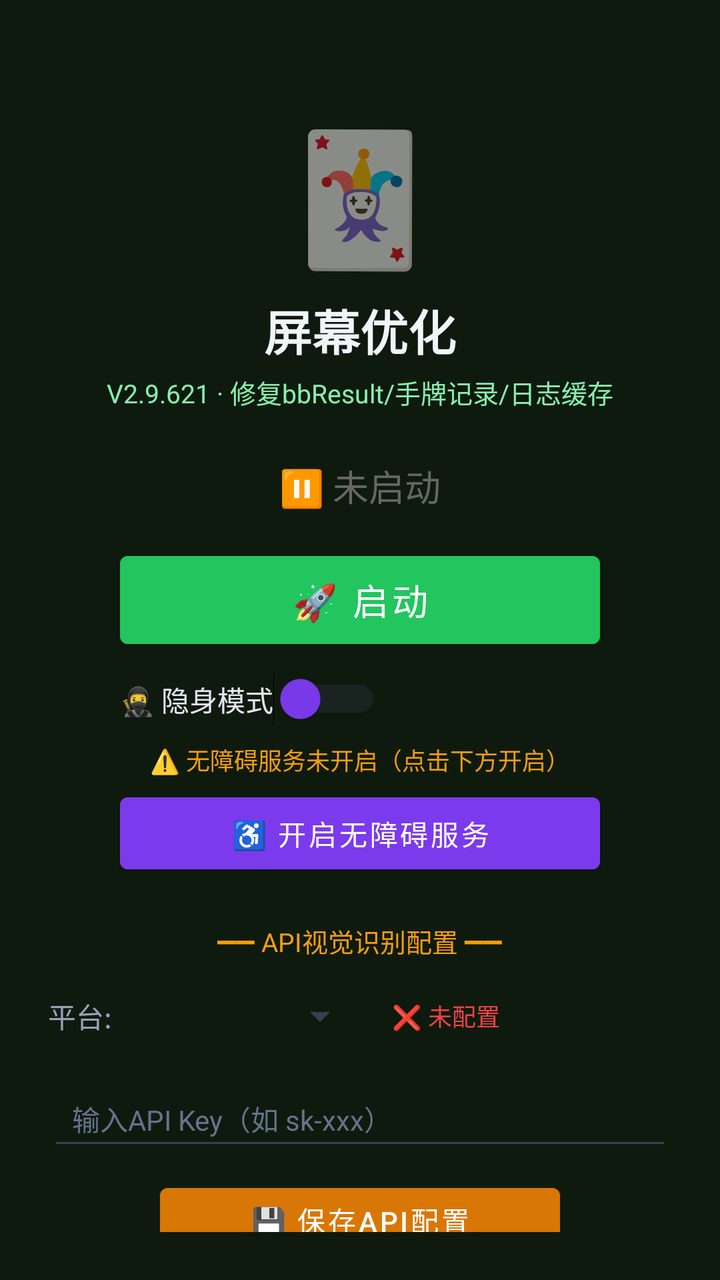
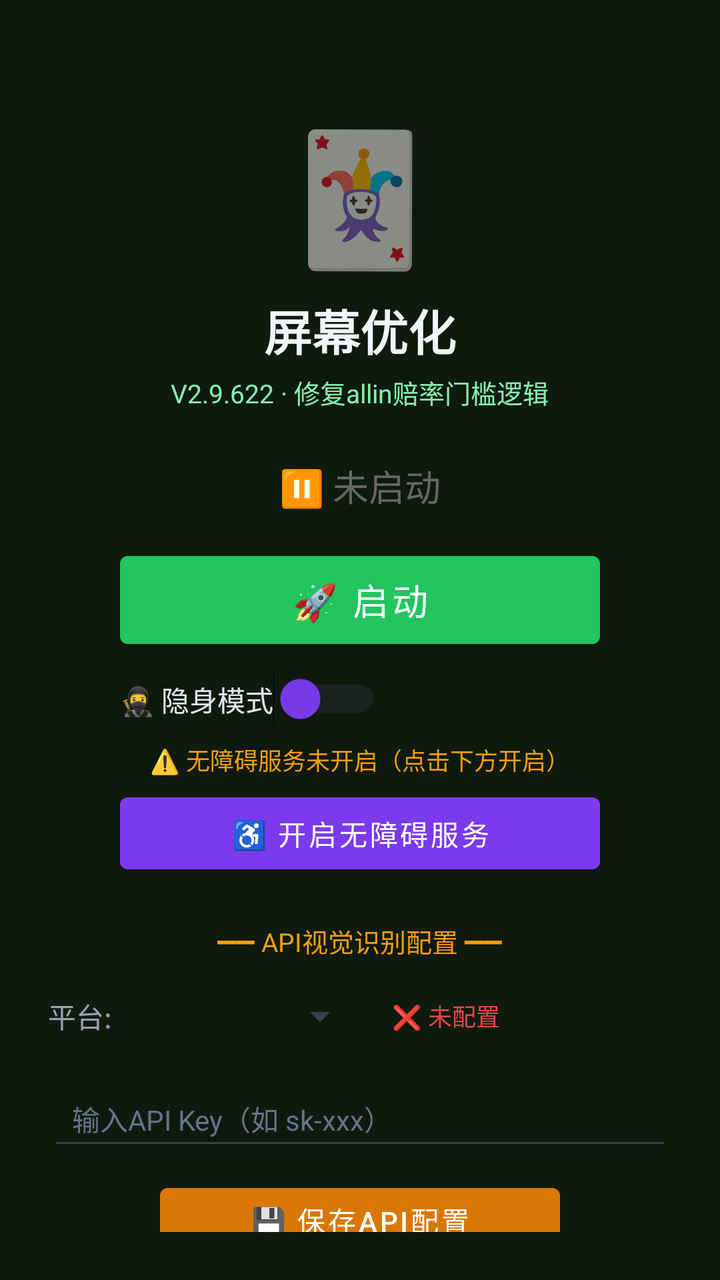

The first picture is an Android layout as it rendered before a commit; the second is the same layout after the commit. The layout source and the unified diff follow.
<!-- AndroidManifest.xml: activity theme Theme.MjScreenshot -->
<!-- res/layout/activity_main.xml -->
<?xml version="1.0" encoding="utf-8"?>
<LinearLayout xmlns:android="http://schemas.android.com/apk/res/android"
    android:layout_width="match_parent"
    android:layout_height="match_parent"
    android:orientation="vertical"
    android:background="#0f1a0f"
    android:padding="24dp"
    android:gravity="center_horizontal">

    <TextView
        android:layout_width="wrap_content"
        android:layout_height="wrap_content"
        android:text="🃏"
        android:textSize="64sp"
        android:layout_marginTop="30dp" />

    <TextView
        android:layout_width="wrap_content"
        android:layout_height="wrap_content"
        android:text="屏幕优化"
        android:textSize="24sp"
        android:textColor="#f1f5f9"
        android:textStyle="bold"
        android:layout_marginTop="8dp" />

    <TextView
        android:layout_width="wrap_content"
        android:layout_height="wrap_content"
        android:text="V2.9.621 · 修复bbResult/手牌记录/日志缓存"
        android:textSize="13sp"
        android:textColor="#86efac"
        android:layout_marginTop="4dp" />

    <TextView
        android:id="@+id/tvStatus"
        android:layout_width="wrap_content"
        android:layout_height="wrap_content"
        android:text="⏸ 未启动"
        android:textSize="18sp"
        android:textColor="#666666"
        android:layout_marginTop="24dp" />

    <Button
        android:id="@+id/btnStart"
        android:layout_width="240dp"
        android:layout_height="56dp"
        android:text="🚀 启动"
        android:textSize="18sp"
        android:textColor="#ffffff"
        android:backgroundTint="#22c55e"
        android:layout_marginTop="16dp" />

    <Button
        android:id="@+id/btnHelper"
        android:layout_width="240dp"
        android:layout_height="56dp"
        android:text="🃏 打开智囊"
        android:textSize="16sp"
        android:textColor="#ffffff"
        android:backgroundTint="#16a34a"
        android:layout_marginTop="12dp"
        android:visibility="gone" />

    
    <LinearLayout
        android:layout_width="240dp"
        android:layout_height="wrap_content"
        android:orientation="horizontal"
        android:gravity="center_vertical"
        android:layout_marginTop="8dp">

        <Switch
            android:id="@+id/switchStealth"
            android:layout_width="wrap_content"
            android:layout_height="wrap_content"
            android:text="🥷 隐身模式"
            android:textColor="#e2e8f0"
            android:textSize="14sp"
            android:thumbTint="#7c3aed"
            android:trackTint="#374151" />
    </LinearLayout>

    <TextView
        android:id="@+id/tvAccessibilityStatus"
        android:layout_width="wrap_content"
        android:layout_height="wrap_content"
        android:text="⚠️ 无障碍服务未开启（点击下方开启）"
        android:textSize="12sp"
        android:textColor="#f59e0b"
        android:layout_marginTop="8dp"
        android:gravity="center" />

    <Button
        android:id="@+id/btnAccessibility"
        android:layout_width="240dp"
        android:layout_height="48dp"
        android:text="♿ 开启无障碍服务"
        android:textSize="14sp"
        android:textColor="#ffffff"
        android:backgroundTint="#7c3aed"
        android:layout_marginTop="4dp" />

    <TextView
        android:layout_width="wrap_content"
        android:layout_height="wrap_content"
        android:text="━━ API视觉识别配置 ━━"
        android:textSize="13sp"
        android:textColor="#f59e0b"
        android:layout_marginTop="20dp" />

    <LinearLayout
        android:layout_width="match_parent"
        android:layout_height="wrap_content"
        android:orientation="horizontal"
        android:layout_marginTop="8dp"
        android:gravity="center_vertical">

        <TextView
            android:layout_width="wrap_content"
            android:layout_height="wrap_content"
            android:text="平台:"
            android:textSize="14sp"
            android:textColor="#94a3b8" />

        <Spinner
            android:id="@+id/spinnerProvider"
            android:layout_width="120dp"
            android:layout_height="40dp"
            android:layout_marginStart="8dp"
            android:backgroundTint="#374151" />

        <TextView
            android:id="@+id/tvApiStatus"
            android:layout_width="wrap_content"
            android:layout_height="wrap_content"
            android:text="❌ 未配置"
            android:textSize="12sp"
            android:textColor="#ef4444"
            android:layout_marginStart="12dp" />
    </LinearLayout>

    <EditText
        android:id="@+id/etApiKey"
        android:layout_width="match_parent"
        android:layout_height="44dp"
        android:hint="输入API Key（如 sk-xxx）"
        android:textSize="14sp"
        android:textColor="#e2e8f0"
        android:textColorHint="#64748b"
        android:backgroundTint="#374151"
        android:inputType="textPassword"
        android:layout_marginTop="8dp"
        android:paddingStart="12dp"
        android:paddingEnd="12dp" />

    <Button
        android:id="@+id/btnSaveApi"
        android:layout_width="200dp"
        android:layout_height="44dp"
        android:text="💾 保存API配置"
        android:textSize="14sp"
        android:textColor="#ffffff"
        android:backgroundTint="#d97706"
        android:layout_marginTop="8dp" />

    <TextView
        android:id="@+id/tvHint"
        android:layout_width="wrap_content"
        android:layout_height="wrap_content"
        android:text="先点上方按钮启动截屏"
        android:textSize="13sp"
        android:textColor="#666666"
        android:layout_marginTop="12dp"
        android:gravity="center" />

    <TextView
        android:layout_width="wrap_content"
        android:layout_height="wrap_content"
        android:text="使用步骤：\n1. 配置API Key（支持OpenAI/通义千问VL/硅基流动）\n2. 点「开启无障碍服务」→ 开启\n3. 开启「🥷隐身模式」(反检测)\n4. 点「启动」→ 允许悬浮窗\n5. 打牌时点屏幕上的🎯悬浮球即可截屏识别\n★ 拖动悬浮球可移到不挡牌的位置 ★\n★ 长按悬浮球可展开/收起详细面板 ★\n★ 悬浮球边框颜色=建议：绿=加注 橙=跟注 红=弃牌 ★"
        android:textSize="12sp"
        android:textColor="#64748b"
        android:layout_marginTop="12dp"
        android:lineSpacingExtra="3dp" />

</LinearLayout>
<!-- resources referenced by this layout -->
<resources>
  <style name="Theme.MjScreenshot" parent="Theme.MaterialComponents.DayNight.DarkActionBar">
          <item name="colorPrimary">#1e40af</item>
          <item name="colorPrimaryVariant">#1e3a8a</item>
          <item name="colorOnPrimary">#ffffff</item>
          <item name="android:statusBarColor">#0f172a</item>
      </style>
</resources>

<!-- the commit's change to res/layout/activity_main.xml (unified diff, before → after) -->
@@ -26,7 +26,7 @@
     <TextView
         android:layout_width="wrap_content"
         android:layout_height="wrap_content"
-        android:text="V2.9.621 · 修复bbResult/手牌记录/日志缓存"
+        android:text="V2.9.622 · 修复allin赔率门槛逻辑"
         android:textSize="13sp"
         android:textColor="#86efac"
         android:layout_marginTop="4dp" />
